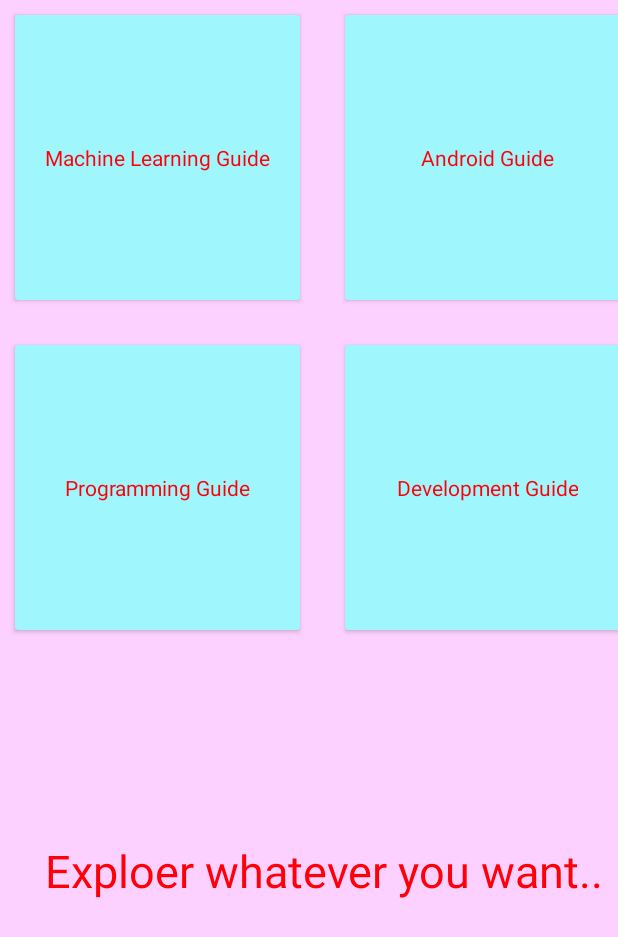
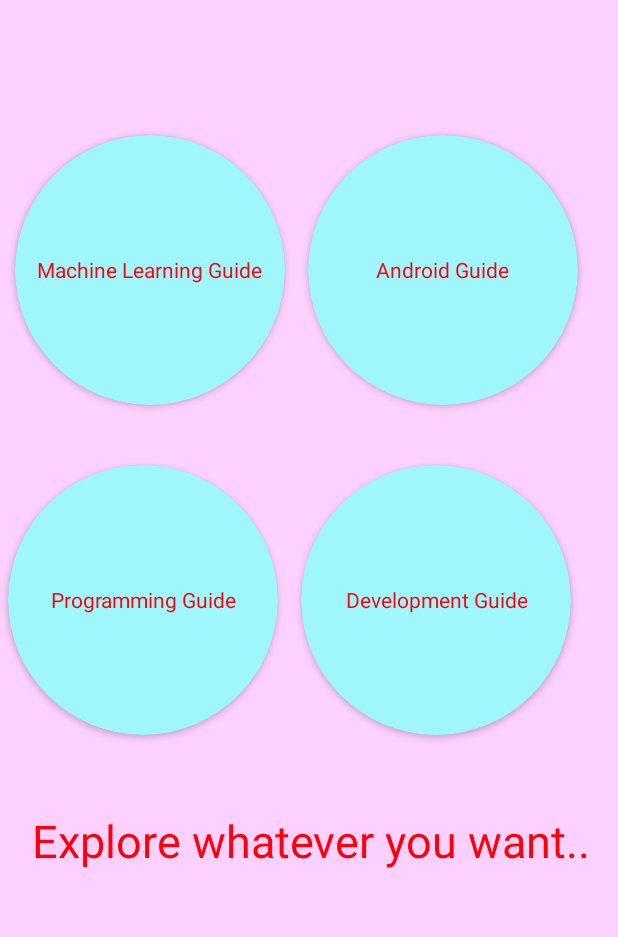
Before and after one commit to Girjendra/GirjendraGuideApp, an Android app: the guide_options screen opened directly, with no data from a screen before it, on a phone screen of 412 x 824 dp. Shown: the top 937 px of the screen. Run offline under Robolectric (Android 15) with nearby library versions, the light colour scheme and no system bars.

Commit message:
More updates: UI improved

```diff
--- a/app/src/main/res/layout/activity_guide_options.xml
+++ b/app/src/main/res/layout/activity_guide_options.xml
@@ -6,14 +6,16 @@
     android:layout_width="match_parent"
     android:layout_height="match_parent"
     android:background="@color/light_pink"
+    android:paddingTop="80dp"
     tools:context=".guide_options">
 
 
     <androidx.cardview.widget.CardView
         android:id="@+id/cd1"
-        android:layout_width="190dp"
-        android:layout_height="190dp"
+        android:layout_width="180dp"
+        android:layout_height="180dp"
         android:layout_marginTop="10dp"
+        app:cardCornerRadius="100dp"
         app:cardBackgroundColor="@color/sky_blue"
         android:layout_marginLeft="10dp">
 
@@ -31,11 +33,12 @@
 
     <androidx.cardview.widget.CardView
         android:id="@+id/cd2"
-        android:layout_marginLeft="30dp"
+        android:layout_marginLeft="15dp"
         android:layout_marginTop="10dp"
+        app:cardCornerRadius="100dp"
         app:cardBackgroundColor="@color/sky_blue"
-        android:layout_width="190dp"
-        android:layout_height="190dp">
+        android:layout_width="180dp"
+        android:layout_height="180dp">
 
         <TextView
             android:id="@+id/textView2"
@@ -50,11 +53,12 @@
 
     <androidx.cardview.widget.CardView
         android:id="@+id/cd3"
-        android:layout_marginLeft="-410dp"
+        android:layout_marginLeft="-380dp"
         android:layout_marginTop="230dp"
-        android:layout_width="190dp"
+        app:cardCornerRadius="100dp"
+        android:layout_width="180dp"
         app:cardBackgroundColor="@color/sky_blue"
-        android:layout_height="190dp">
+        android:layout_height="180dp">
 
         <TextView
             android:id="@+id/textView3"
@@ -68,11 +72,12 @@
 
     <androidx.cardview.widget.CardView
         android:id="@+id/cd4"
-        android:layout_marginLeft="30dp"
+        android:layout_marginLeft="15dp"
         android:layout_marginTop="230dp"
-        android:layout_width="190dp"
+        app:cardCornerRadius="100dp"
+        android:layout_width="180dp"
         app:cardBackgroundColor="@color/sky_blue"
-        android:layout_height="190dp">
+        android:layout_height="180dp">
 
         <TextView
             android:id="@+id/textView4"
@@ -88,11 +93,11 @@
         android:id="@+id/textView5"
         android:layout_width="wrap_content"
         android:layout_height="wrap_content"
-        android:layout_marginLeft="-390dp"
+        android:layout_marginLeft="-360dp"
         android:textColor="@color/red"
-        android:layout_marginTop="560dp"
+        android:layout_marginTop="460dp"
         android:gravity="center"
-        android:text="Exploer whatever you want.."
+        android:text="Explore whatever you want.."
         android:textSize="30dp" />
 
 
```
Also changed, not shown: app/src/main/res/layout/activity_main.xml (+17 -7 lines), 4 other files.
